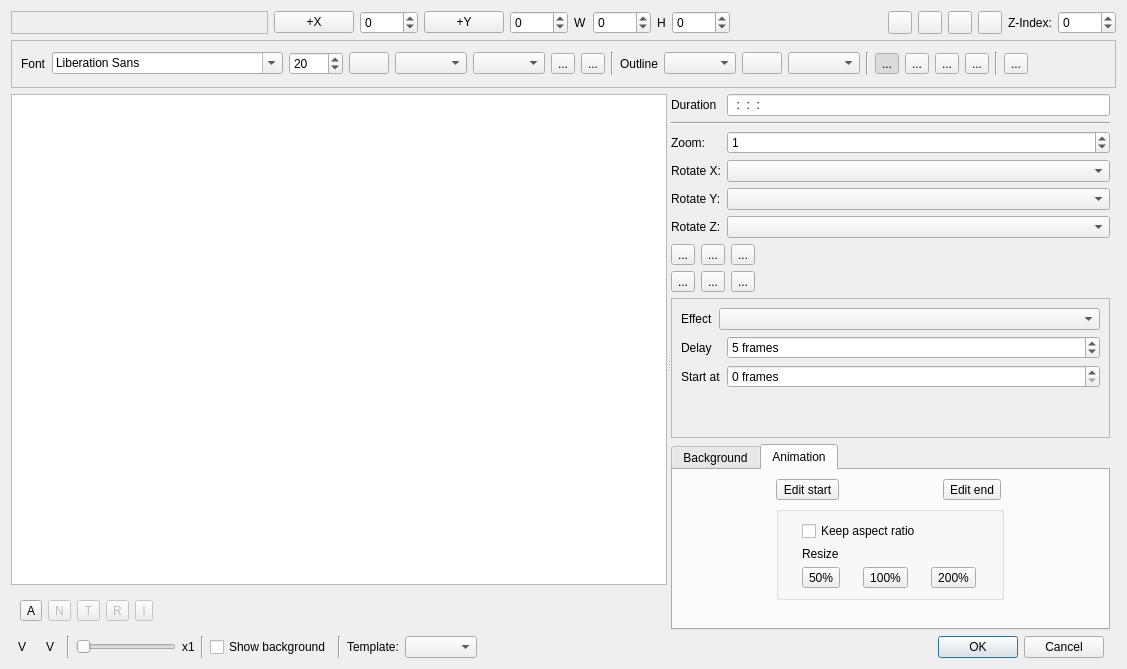
Above: src/widgets/titlewidget_ui.ui from KDE/kdenlive before the change. Below: the same form after it.
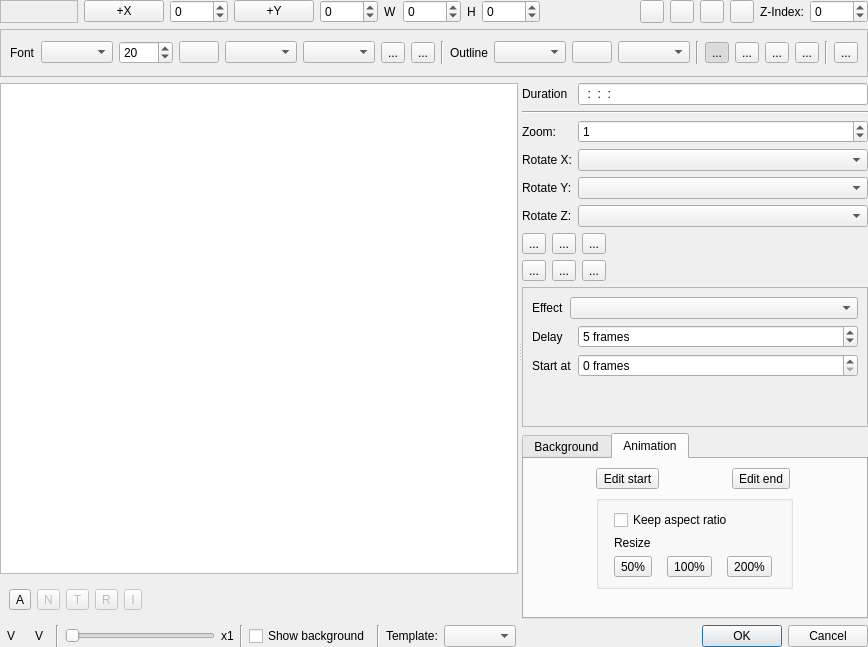
That is the form after the change. The open tabs and pages were chosen to show the change. Custom widgets are drawn as their Qt base class.

Commit message: Small cleanup in title widget layout

Patch:
```diff
--- a/src/widgets/titlewidget_ui.ui
+++ b/src/widgets/titlewidget_ui.ui
@@ -20,7 +20,10 @@
    <string>Title Clip</string>
   </property>
   <layout class="QGridLayout" name="gridLayout_9">
-   <item row="0" column="0" colspan="7">
+   <property name="margin">
+    <number>0</number>
+   </property>
+   <item row="0" column="0">
     <widget class="QFrame" name="frame_toolbar">
      <property name="sizePolicy">
       <sizepolicy hsizetype="Expanding" vsizetype="Preferred">
@@ -36,7 +39,7 @@
      </property>
     </widget>
    </item>
-   <item row="0" column="7" colspan="7">
+   <item row="0" column="1">
     <widget class="QFrame" name="frame_properties">
      <property name="sizePolicy">
       <sizepolicy hsizetype="MinimumExpanding" vsizetype="Preferred">
@@ -195,69 +198,7 @@
      </layout>
     </widget>
    </item>
-   <item row="3" column="0">
-    <widget class="QToolButton" name="buttonFitZoom">
-     <property name="text">
-      <string>V</string>
-     </property>
-     <property name="autoRaise">
-      <bool>true</bool>
-     </property>
-    </widget>
-   </item>
-   <item row="3" column="1">
-    <widget class="QToolButton" name="buttonRealSize">
-     <property name="text">
-      <string>V</string>
-     </property>
-     <property name="autoRaise">
-      <bool>true</bool>
-     </property>
-    </widget>
-   </item>
-   <item row="3" column="3">
-    <widget class="QSlider" name="zoom_slider">
-     <property name="minimumSize">
-      <size>
-       <width>100</width>
-       <height>0</height>
-      </size>
-     </property>
-     <property name="maximumSize">
-      <size>
-       <width>150</width>
-       <height>16777215</height>
-      </size>
-     </property>
-     <property name="minimum">
-      <number>1</number>
-     </property>
-     <property name="maximum">
-      <number>150</number>
-     </property>
-     <property name="pageStep">
-      <number>30</number>
-     </property>
-     <property name="orientation">
-      <enum>Qt::Horizontal</enum>
-     </property>
-    </widget>
-   </item>
-   <item row="3" column="4">
-    <widget class="QLabel" name="zoom_label">
-     <property name="text">
-      <string>x1</string>
-     </property>
-    </widget>
-   </item>
-   <item row="3" column="6" colspan="2">
-    <widget class="QCheckBox" name="displayBg">
-     <property name="text">
-      <string>Show background</string>
-     </property>
-    </widget>
-   </item>
-   <item row="1" column="0" colspan="14">
+   <item row="1" column="0" colspan="2">
     <widget class="QStackedWidget" name="toolbar_stack">
      <property name="sizePolicy">
       <sizepolicy hsizetype="Preferred" vsizetype="Maximum">
@@ -393,9 +334,6 @@
          </property>
         </widget>
        </item>
-       <item row="0" column="1">
-        <widget class="QFontComboBox" name="font_family"/>
-       </item>
        <item row="0" column="2">
         <widget class="QSpinBox" name="font_size">
          <property name="minimum">
@@ -584,6 +522,9 @@
          </property>
         </spacer>
        </item>
+       <item row="0" column="1">
+        <widget class="KFontComboBox" name="font_family"/>
+       </item>
       </layout>
      </widget>
      <widget class="QWidget" name="page_4">
@@ -605,48 +546,7 @@
      </widget>
     </widget>
    </item>
-   <item row="3" column="11">
-    <widget class="QDialogButtonBox" name="buttonBox">
-     <property name="orientation">
-      <enum>Qt::Horizontal</enum>
-     </property>
-     <property name="standardButtons">
-      <set>QDialogButtonBox::Cancel|QDialogButtonBox::Ok</set>
-     </property>
-    </widget>
-   </item>
-   <item row="3" column="10">
-    <widget class="QComboBox" name="templateBox"/>
-   </item>
-   <item row="3" column="9">
-    <widget class="QLabel" name="label_22">
-     <property name="text">
-      <string>Template:</string>
-     </property>
-    </widget>
-   </item>
-   <item row="3" column="8">
-    <widget class="Line" name="line_6">
-     <property name="orientation">
-      <enum>Qt::Vertical</enum>
-     </property>
-    </widget>
-   </item>
-   <item row="3" column="5">
-    <widget class="Line" name="line_7">
-     <property name="orientation">
-      <enum>Qt::Vertical</enum>
-     </property>
-    </widget>
-   </item>
-   <item row="3" column="2">
-    <widget class="Line" name="line_8">
-     <property name="orientation">
-      <enum>Qt::Vertical</enum>
-     </property>
-    </widget>
-   </item>
-   <item row="2" column="0" colspan="13">
+   <item row="2" column="0" colspan="2">
     <widget class="QSplitter" name="splitter">
      <property name="sizePolicy">
       <sizepolicy hsizetype="Expanding" vsizetype="MinimumExpanding">
@@ -1215,29 +1115,149 @@
      </widget>
     </widget>
    </item>
+   <item row="3" column="0" colspan="2">
+    <layout class="QHBoxLayout" name="horizontalLayout">
+     <property name="topMargin">
+      <number>0</number>
+     </property>
+     <item>
+      <widget class="QToolButton" name="buttonFitZoom">
+       <property name="text">
+        <string>V</string>
+       </property>
+       <property name="autoRaise">
+        <bool>true</bool>
+       </property>
+      </widget>
+     </item>
+     <item>
+      <widget class="QToolButton" name="buttonRealSize">
+       <property name="text">
+        <string>V</string>
+       </property>
+       <property name="autoRaise">
+        <bool>true</bool>
+       </property>
+      </widget>
+     </item>
+     <item>
+      <widget class="Line" name="line_8">
+       <property name="orientation">
+        <enum>Qt::Vertical</enum>
+       </property>
+      </widget>
+     </item>
+     <item>
+      <widget class="QSlider" name="zoom_slider">
+       <property name="minimumSize">
+        <size>
+         <width>100</width>
+         <height>0</height>
+        </size>
+       </property>
+       <property name="maximumSize">
+        <size>
+         <width>150</width>
+         <height>16777215</height>
+        </size>
+       </property>
+       <property name="minimum">
+        <number>1</number>
+       </property>
+       <property name="maximum">
+        <number>150</number>
+       </property>
+       <property name="pageStep">
+        <number>30</number>
+       </property>
+       <property name="orientation">
+        <enum>Qt::Horizontal</enum>
+       </property>
+      </widget>
+     </item>
+     <item>
+      <widget class="QLabel" name="zoom_label">
+       <property name="text">
+        <string>x1</string>
+       </property>
+      </widget>
+     </item>
+     <item>
+      <widget class="Line" name="line_7">
+       <property name="orientation">
+        <enum>Qt::Vertical</enum>
+       </property>
+      </widget>
+     </item>
+     <item>
+      <widget class="QCheckBox" name="displayBg">
+       <property name="text">
+        <string>Show background</string>
+       </property>
+      </widget>
+     </item>
+     <item>
+      <widget class="Line" name="line_6">
+       <property name="orientation">
+        <enum>Qt::Vertical</enum>
+       </property>
+      </widget>
+     </item>
+     <item>
+      <widget class="QLabel" name="label_22">
+       <property name="text">
+        <string>Template:</string>
+       </property>
+      </widget>
+     </item>
+     <item>
+      <widget class="QComboBox" name="templateBox"/>
+     </item>
+     <item>
+      <widget class="QDialogButtonBox" name="buttonBox">
+       <property name="orientation">
+        <enum>Qt::Horizontal</enum>
+       </property>
+       <property name="standardButtons">
+        <set>QDialogButtonBox::Cancel|QDialogButtonBox::Ok</set>
+       </property>
+      </widget>
+     </item>
+    </layout>
+   </item>
   </layout>
  </widget>
  <customwidgets>
   <customwidget>
-   <class>KIntSpinBox</class>
-   <extends>QSpinBox</extends>
-   <header>knuminput.h</header>
-  </customwidget>
-  <customwidget>
-   <class>KLineEdit</class>
-   <extends>QLineEdit</extends>
-   <header>klineedit.h</header>
+   <class>KFontComboBox</class>
+   <extends>KComboBox</extends>
+   <header>kfontcombobox.h</header>
   </customwidget>
   <customwidget>
    <class>KColorButton</class>
    <extends>QPushButton</extends>
    <header>kcolorbutton.h</header>
   </customwidget>
+  <customwidget>
+   <class>KComboBox</class>
+   <extends>QComboBox</extends>
+   <header>kcombobox.h</header>
+  </customwidget>
+  <customwidget>
+   <class>KLineEdit</class>
+   <extends>QLineEdit</extends>
+   <header>klineedit.h</header>
+  </customwidget>
   <customwidget>
    <class>KRestrictedLine</class>
    <extends>KLineEdit</extends>
    <header>krestrictedline.h</header>
   </customwidget>
+  <customwidget>
+   <class>KIntSpinBox</class>
+   <extends>QSpinBox</extends>
+   <header>knuminput.h</header>
+  </customwidget>
   <customwidget>
    <class>KoSliderCombo</class>
    <extends>QComboBox</extends>
```
The commit also changes 1 other file.
